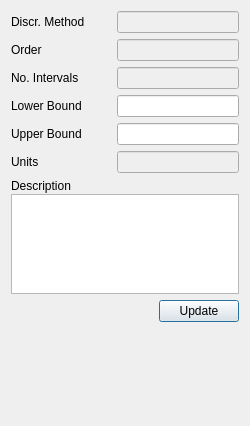
v1kko/daetools, file trunk/daetools-package/daetools/dae_simulator/editor_domain_distributed.ui: the form before one commit.
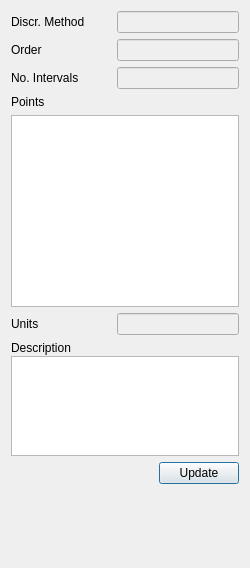
The form after the commit.

What changed in the file:
```diff
--- a/trunk/daetools-package/daetools/dae_simulator/editor_domain_distributed.ui
+++ b/trunk/daetools-package/daetools/dae_simulator/editor_domain_distributed.ui
@@ -7,7 +7,7 @@
     <x>0</x>
     <y>0</y>
     <width>250</width>
-    <height>426</height>
+    <height>568</height>
    </rect>
   </property>
   <property name="sizePolicy">
@@ -31,7 +31,7 @@
   <property name="frameShadow">
    <enum>QFrame::Raised</enum>
   </property>
-  <layout class="QVBoxLayout" name="verticalLayout">
+  <layout class="QVBoxLayout" name="verticalLayout_3">
    <item>
     <layout class="QHBoxLayout" name="horizontalLayout">
      <item>
@@ -170,6 +170,8 @@
    <item>
     <layout class="QHBoxLayout" name="horizontalLayout_5">
      <item>
+      <layout class="QVBoxLayout" name="verticalLayout">
+       <item>
       <widget class="QLabel" name="label_4">
        <property name="sizePolicy">
         <sizepolicy hsizetype="Minimum" vsizetype="Preferred">
@@ -184,17 +186,14 @@
         </size>
        </property>
        <property name="text">
-        <string>Lower Bound</string>
+          <string>Points</string>
        </property>
       </widget>
      </item>
      <item>
-      <widget class="QLineEdit" name="lowerBoundEdit">
-       <property name="enabled">
-        <bool>true</bool>
-       </property>
+        <widget class="QPlainTextEdit" name="pointsEdit">
        <property name="sizePolicy">
-        <sizepolicy hsizetype="Expanding" vsizetype="Fixed">
+          <sizepolicy hsizetype="MinimumExpanding" vsizetype="Expanding">
          <horstretch>1</horstretch>
          <verstretch>0</verstretch>
         </sizepolicy>
@@ -202,55 +201,30 @@
        <property name="minimumSize">
         <size>
          <width>100</width>
+           <height>100</height>
+          </size>
+         </property>
+         <property name="maximumSize">
+          <size>
+           <width>16777215</width>
+           <height>16777215</height>
+          </size>
+         </property>
+         <property name="baseSize">
+          <size>
+           <width>0</width>
          <height>0</height>
         </size>
        </property>
        <property name="toolTip">
-        <string>&lt;html&gt;&lt;head/&gt;&lt;body&gt;&lt;p&gt;Insert the lower bound in units specified below (float).&lt;/p&gt;&lt;/body&gt;&lt;/html&gt;</string>
+          <string>&lt;html&gt;&lt;head/&gt;&lt;body&gt;&lt;p&gt;Insert an array of values (floats). The actual number of dimensions depends on the number of dimensions in the object. The format can be scientific. Acceptable values represent valid Python list expressions. If a single float value is entered then values at all points will be set to that same value. Examples:&lt;/p&gt;&lt;pre style=&quot; margin-top:12px; margin-bottom:12px; margin-left:0px; margin-right:0px; -qt-block-indent:0; text-indent:0px;&quot;&gt;&lt;span style=&quot; font-family:'Courier New,courier';&quot;&gt;[0.0, 0.1, 0.2, 0.3]&lt;/span&gt;&lt;/pre&gt;&lt;pre style=&quot; margin-top:12px; margin-bottom:12px; margin-left:0px; margin-right:0px; -qt-block-indent:0; text-indent:0px;&quot;&gt;&lt;span style=&quot; font-family:'Courier New,courier';&quot;&gt;[ [0.0, 0.1, 0.2, 0.3],&lt;br/&gt;  [0.0, 0.1, 0.2, 0.3] ]&lt;/span&gt;&lt;/pre&gt;&lt;pre style=&quot; margin-top:12px; margin-bottom:12px; margin-left:0px; margin-right:0px; -qt-block-indent:0; text-indent:0px;&quot;&gt;&lt;span style=&quot; font-family:'Courier New,courier';&quot;&gt;[1.2E-3, 3.5E+7]&lt;/span&gt;&lt;/pre&gt;&lt;p&gt;If a value at some positon is None that value will not be set (except for parameters which must have all items set). For instance, if a variable is distributed on two domains and we want to set initial conditions for all points except at the boundaries, we can write:&lt;/p&gt;&lt;pre style=&quot; margin-top:12px; margin-bottom:12px; margin-left:0px; margin-right:0px; -qt-block-indent:0; text-indent:0px;&quot;&gt;&lt;span style=&quot; font-family:'Courier New,courier';&quot;&gt;[ [None, None, None, None],&lt;br/&gt;  [None, 0.1,  0.2,  None],&lt;br/&gt;  [None, 0.1,  0.2,  None],&lt;br/&gt;  [None, None, None, None] ]&lt;/span&gt;&lt;/pre&gt;&lt;/body&gt;&lt;/html&gt;</string>
+         </property>
+         <property name="lineWrapMode">
+          <enum>QPlainTextEdit::WidgetWidth</enum>
        </property>
       </widget>
      </item>
     </layout>
-   </item>
-   <item>
-    <layout class="QHBoxLayout" name="horizontalLayout_6">
-     <item>
-      <widget class="QLabel" name="label_5">
-       <property name="sizePolicy">
-        <sizepolicy hsizetype="Minimum" vsizetype="Preferred">
-         <horstretch>0</horstretch>
-         <verstretch>0</verstretch>
-        </sizepolicy>
-       </property>
-       <property name="minimumSize">
-        <size>
-         <width>100</width>
-         <height>0</height>
-        </size>
-       </property>
-       <property name="text">
-        <string>Upper Bound</string>
-       </property>
-      </widget>
-     </item>
-     <item>
-      <widget class="QLineEdit" name="upperBoundEdit">
-       <property name="sizePolicy">
-        <sizepolicy hsizetype="Expanding" vsizetype="Fixed">
-         <horstretch>1</horstretch>
-         <verstretch>0</verstretch>
-        </sizepolicy>
-       </property>
-       <property name="minimumSize">
-        <size>
-         <width>100</width>
-         <height>0</height>
-        </size>
-       </property>
-       <property name="toolTip">
-        <string>&lt;html&gt;&lt;head/&gt;&lt;body&gt;&lt;p&gt;Insert the upper bound in units specified below (float).&lt;/p&gt;&lt;/body&gt;&lt;/html&gt;</string>
-       </property>
-      </widget>
      </item>
     </layout>
    </item>
```
Lines whose indentation alone changed are shown as unchanged.
